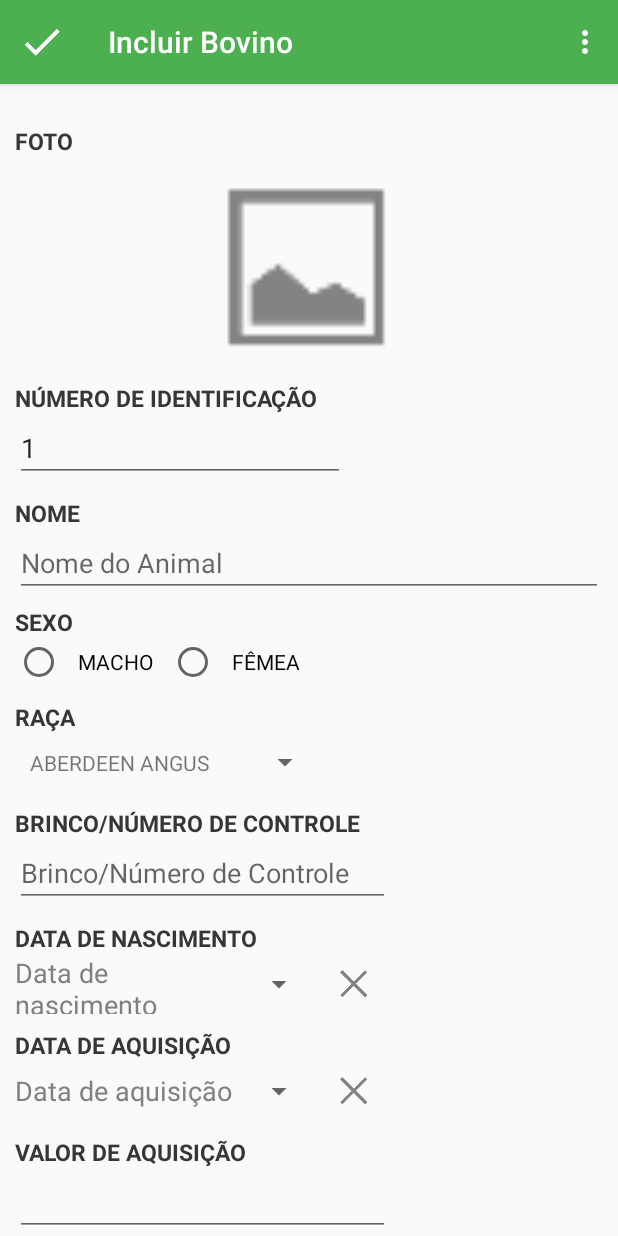
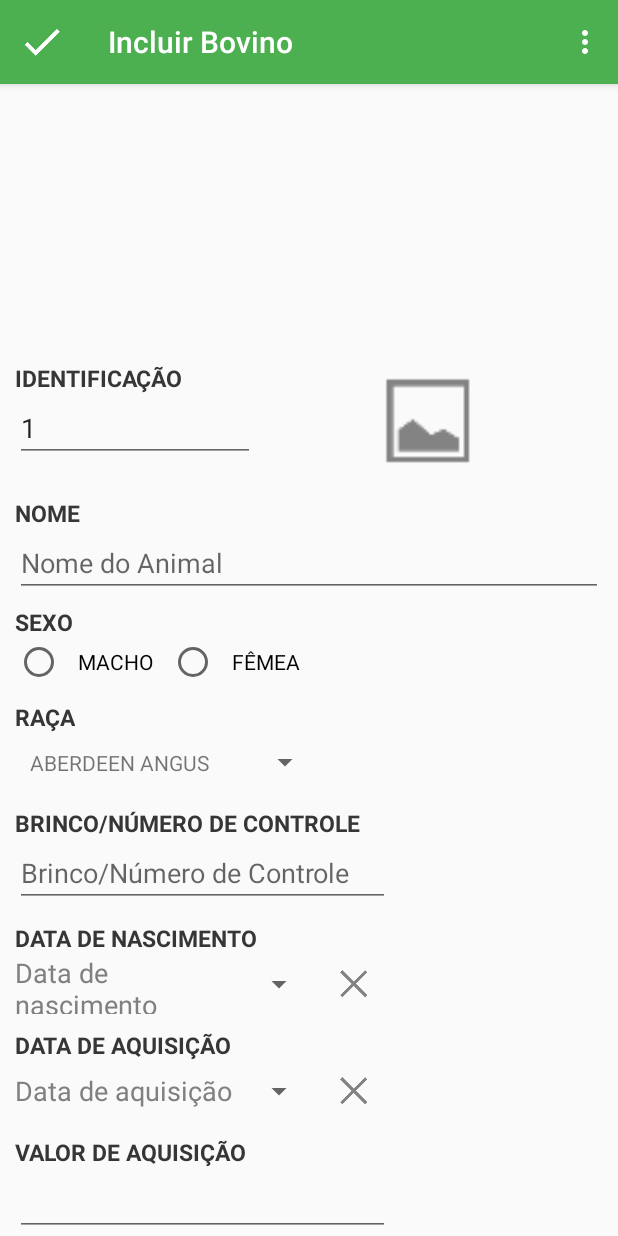
Before and after one commit to gugs/extensao_app, an Android app: the screen it shows after launch (AnimalAddActivity), after a tap on an icon or button, on a phone screen of 412 x 824 dp. Run offline under Robolectric (Android 15) with nearby library versions, the phone set to English and light mode, and no system bars.

Commit message:
Resolve #37

```diff
--- a/app/src/main/res/layout/animal_add_activity.xml
+++ b/app/src/main/res/layout/animal_add_activity.xml
@@ -21,40 +21,50 @@
             android:layout_height="wrap_content"
             android:orientation="vertical" >
 
+
+            <LinearLayout
+                android:layout_width="match_parent"
+                android:layout_height="wrap_content"
+                android:orientation="horizontal" >
+
+                <LinearLayout
+                    android:layout_width="wrap_content"
+                    android:layout_height="wrap_content"
+                    android:orientation="vertical" >
+
                     <TextView
                         android:id="@+id/dummyfocus"
                         android:layout_width="wrap_content"
                         android:layout_height="wrap_content"
-                android:text="@string/animal_picture_label"
+                        android:text="@string/animal_id_label"
                         android:textAppearance="@style/LabelTextAppearance"
                         android:nextFocusUp="@id/dummyfocus"
                         android:nextFocusLeft="@id/dummyfocus"/>
 
-            <TableRow
+                    <EditText
+                        android:id="@+id/input_add_animal_id"
+                        android:layout_width="160dp"
+                        android:layout_height="wrap_content"
+                        android:inputType="number"
+                        android:hint="@string/animal_id_hint"/>
+                </LinearLayout>
+
+                <LinearLayout
                     android:layout_width="fill_parent"
                     android:layout_height="wrap_content"
-                android:gravity="center" >
+                    android:orientation="vertical">
 
                 <ImageView
                         android:id="@+id/img_view_add_animal_picture"
-                    android:layout_width="150dp"
-                    android:layout_height="150dp"
+                        android:layout_width="80dp"
+                        android:layout_height="80dp"
+                        android:layout_gravity="center_horizontal"
                         android:contentDescription="@string/animal_picture_hint"
                         android:src="@drawable/ic_action_picture" />
-            </TableRow>
 
-            <TextView
-                android:layout_width="wrap_content"
-                android:layout_height="wrap_content"
-                android:text="@string/animal_id_label"
-                android:textAppearance="@style/LabelTextAppearance"/>
+                </LinearLayout>
 
-            <EditText
-                android:id="@+id/input_add_animal_id"
-                android:layout_width="220dp"
-                android:layout_height="wrap_content"
-                android:inputType="number"
-                android:hint="@string/animal_id_hint"/>
+            </LinearLayout>
 
             <TextView
                 android:layout_width="wrap_content"
--- a/app/src/main/res/values/strings.xml
+++ b/app/src/main/res/values/strings.xml
@@ -27,10 +27,10 @@
     <!-- Animal related messages -->
     <string name="animals">Animais</string>
 
-    <string name="animal_id_label">NÚMERO DE IDENTIFICAÇÃO</string>
-    <string name="animal_id_hint">Número de Identificação</string>
-    <string name="alert_invalid_id">Número de Identificação inválido</string>
-    <string name="alert_id_already_used">Número de Identificação já utilizado</string>
+    <string name="animal_id_label">IDENTIFICAÇÃO</string>
+    <string name="animal_id_hint">Identificação</string>
+    <string name="alert_invalid_id">Identificação inválida</string>
+    <string name="alert_id_already_used">Identificação já utilizada</string>
 
     <string name="animal_specie_label">ESPÉCIE</string>
     <string name="animal_race_label">RAÇA</string>
```
Lines whose indentation alone changed are shown as unchanged.
